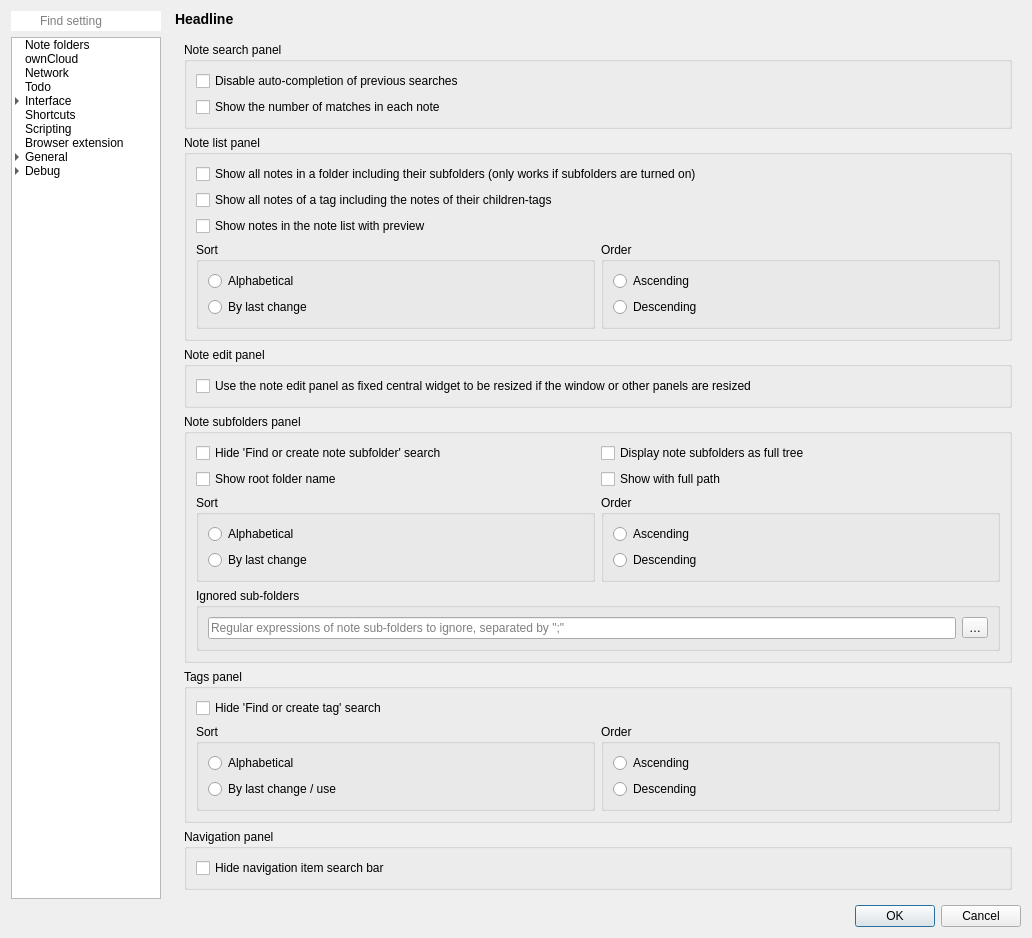
Old version of the form src/dialogs/settingsdialog.ui in the repository pbek/QOwnNotes.
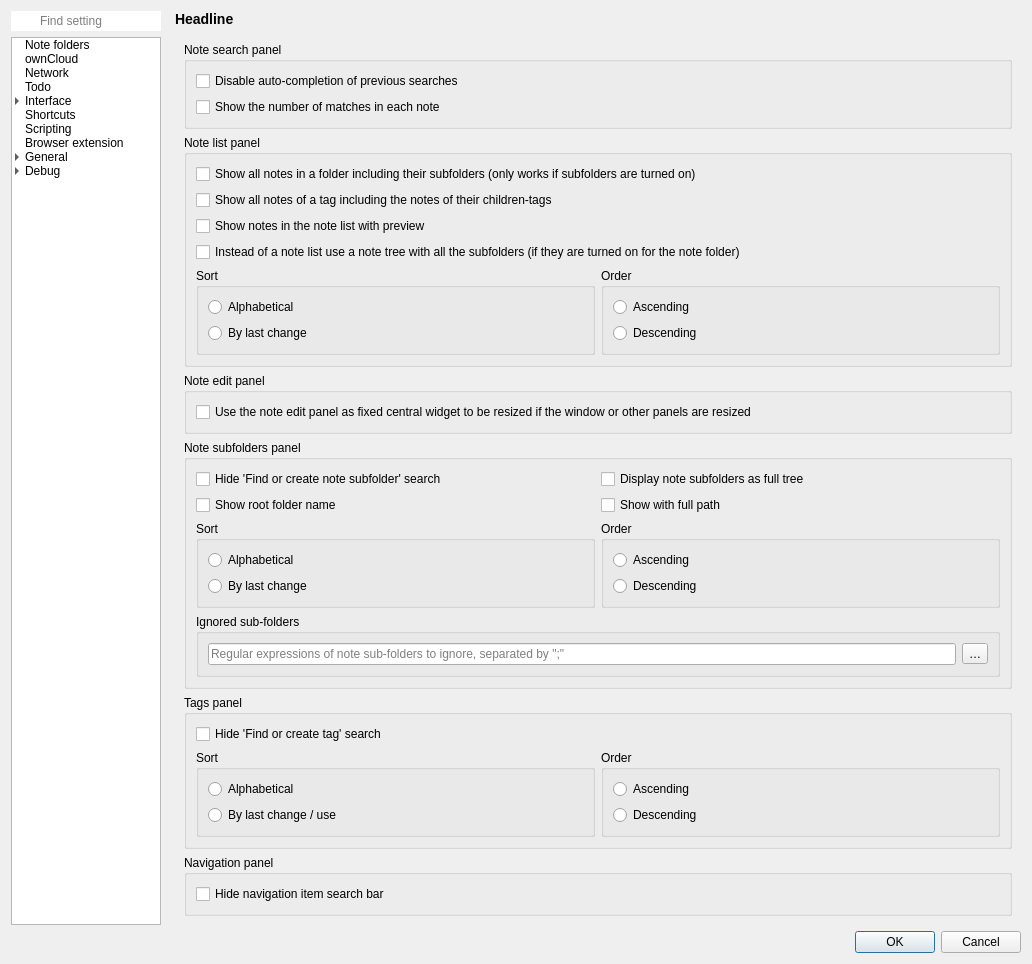
New version of the form. The open tabs and pages were chosen to show the change. Icons and pictures are not drawn. Custom widgets are drawn as their Qt base class.

Commit message: Allow notes to be viewed as tree with subfolders (#790, WIP)

Patch:
```diff
--- a/src/dialogs/settingsdialog.ui
+++ b/src/dialogs/settingsdialog.ui
@@ -5278,33 +5278,11 @@
                 <string>Note list panel</string>
                </property>
                <layout class="QGridLayout" name="gridLayout_61">
-                <item row="3" column="2">
-                 <widget class="QGroupBox" name="notesPanelOrderGroupBox">
-                  <property name="enabled">
-                   <bool>true</bool>
+                <item row="2" column="1" colspan="2">
+                 <widget class="QCheckBox" name="noteListPreviewCheckBox">
+                  <property name="text">
+                   <string>Show notes in the note list with preview</string>
                   </property>
-                  <property name="title">
-                   <string>Order</string>
-                  </property>
-                  <layout class="QVBoxLayout" name="verticalLayout_15">
-                   <item>
-                    <widget class="QRadioButton" name="notesPanelOrderAscendingRadioButton">
-                     <property name="enabled">
-                      <bool>true</bool>
-                     </property>
-                     <property name="text">
-                      <string>Ascending</string>
-                     </property>
-                    </widget>
-                   </item>
-                   <item>
-                    <widget class="QRadioButton" name="notesPanelOrderDescendingRadioButton">
-                     <property name="text">
-                      <string>Descending</string>
-                     </property>
-                    </widget>
-                   </item>
-                  </layout>
                  </widget>
                 </item>
                 <item row="0" column="1" colspan="2">
@@ -5314,7 +5292,14 @@
                   </property>
                  </widget>
                 </item>
-                <item row="3" column="1">
+                <item row="1" column="1" colspan="2">
+                 <widget class="QCheckBox" name="taggingShowNotesRecursivelyCheckBox">
+                  <property name="text">
+                   <string>Show all notes of a tag including the notes of their children-tags</string>
+                  </property>
+                 </widget>
+                </item>
+                <item row="4" column="1">
                  <widget class="QGroupBox" name="notesPanelSortGroupBox">
                   <property name="title">
                    <string>Sort</string>
@@ -5337,17 +5322,39 @@
                   </layout>
                  </widget>
                 </item>
-                <item row="1" column="1" colspan="2">
-                 <widget class="QCheckBox" name="taggingShowNotesRecursivelyCheckBox">
-                  <property name="text">
-                   <string>Show all notes of a tag including the notes of their children-tags</string>
+                <item row="4" column="2">
+                 <widget class="QGroupBox" name="notesPanelOrderGroupBox">
+                  <property name="enabled">
+                   <bool>true</bool>
                   </property>
+                  <property name="title">
+                   <string>Order</string>
+                  </property>
+                  <layout class="QVBoxLayout" name="verticalLayout_15">
+                   <item>
+                    <widget class="QRadioButton" name="notesPanelOrderAscendingRadioButton">
+                     <property name="enabled">
+                      <bool>true</bool>
+                     </property>
+                     <property name="text">
+                      <string>Ascending</string>
+                     </property>
+                    </widget>
+                   </item>
+                   <item>
+                    <widget class="QRadioButton" name="notesPanelOrderDescendingRadioButton">
+                     <property name="text">
+                      <string>Descending</string>
+                     </property>
+                    </widget>
+                   </item>
+                  </layout>
                  </widget>
                 </item>
-                <item row="2" column="1" colspan="2">
-                 <widget class="QCheckBox" name="noteListPreviewCheckBox">
+                <item row="3" column="1" colspan="2">
+                 <widget class="QCheckBox" name="enableNoteTreeCheckBox">
                   <property name="text">
-                   <string>Show notes in the note list with preview</string>
+                   <string>Instead of a note list use a note tree with all the subfolders (if they are turned on for the note folder)</string>
                   </property>
                  </widget>
                 </item>
```
Left out of the diff: 2 changed lines with no effect on the pictures. The commit also changes 54 other files.
